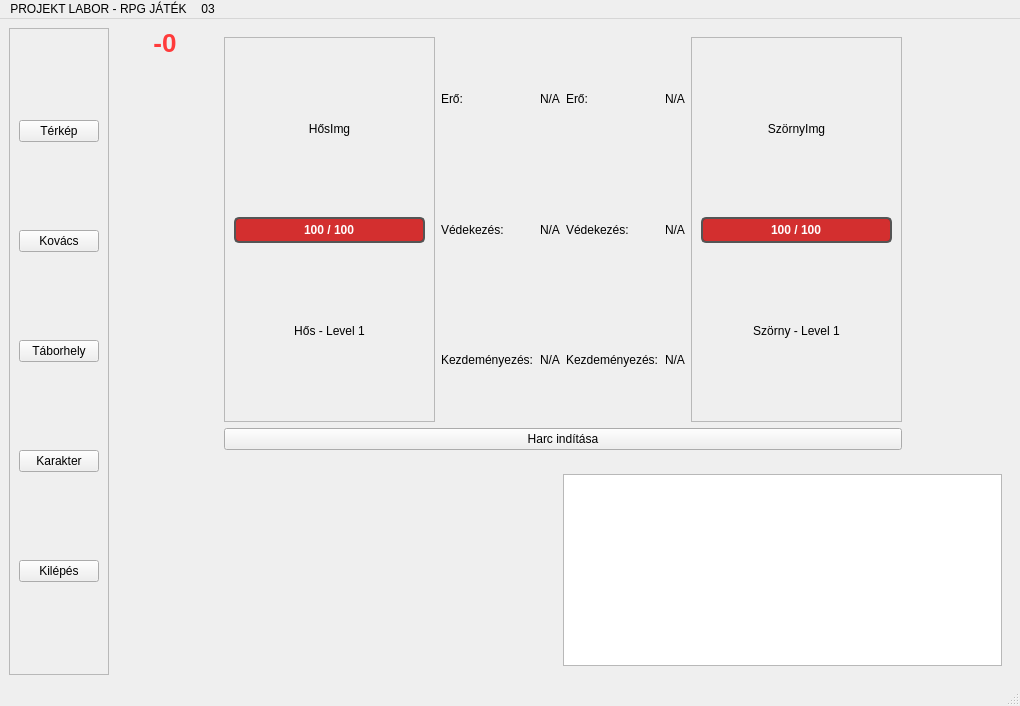
Qt form main/main_app/mainwindow.ui (maaszd/Projekt-Labor-03) before a commit.
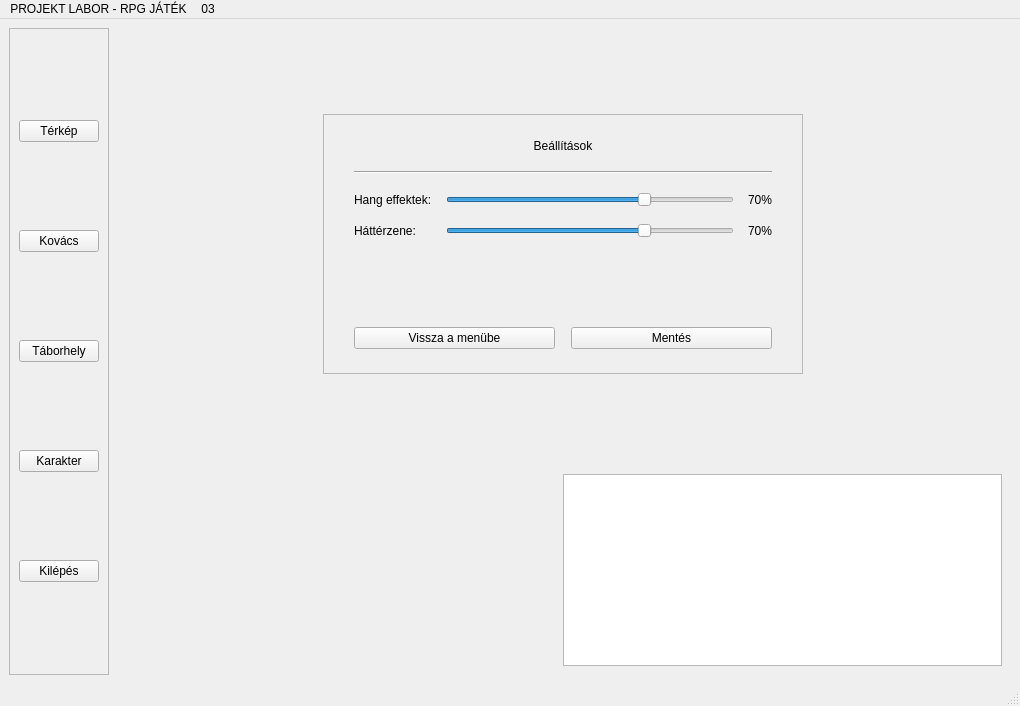
The same form after that commit.

```diff
--- a/main/main_app/mainwindow.ui
+++ b/main/main_app/mainwindow.ui
@@ -101,7 +101,7 @@
         <item>
          <widget class="QStackedWidget" name="stackedWidget">
           <property name="currentIndex">
-           <number>4</number>
+           <number>5</number>
           </property>
           <widget class="QWidget" name="page0_fomenu">
            <property name="sizePolicy">
@@ -1005,6 +1005,14 @@
             </item>
            </layout>
            <widget class="QLabel" name="sebzes_lbl">
+            <property name="geometry">
+             <rect>
+              <x>0</x>
+              <y>0</y>
+              <width>100</width>
+              <height>30</height>
+             </rect>
+            </property>
             <property name="styleSheet">
              <string notr="true">color: #ff3b3b; font-size: 26px; font-weight: bold; background: transparent; border: none;</string>
             </property>
@@ -1016,6 +1024,229 @@
             </property>
            </widget>
           </widget>
+          <widget class="QWidget" name="page6_beallitasok">
+           <layout class="QVBoxLayout" name="verticalLayout_beallitasok_kulso">
+            <item>
+             <spacer name="verticalSpacer_beallitasok_felso">
+              <property name="orientation">
+               <enum>Qt::Orientation::Vertical</enum>
+              </property>
+              <property name="sizeHint" stdset="0">
+               <size>
+                <width>20</width>
+                <height>40</height>
+               </size>
+              </property>
+             </spacer>
+            </item>
+            <item>
+             <layout class="QHBoxLayout" name="horizontalLayout_beallitasok_kozep">
+              <item>
+               <spacer name="horizontalSpacer_beallitasok_bal">
+                <property name="orientation">
+                 <enum>Qt::Orientation::Horizontal</enum>
+                </property>
+                <property name="sizeHint" stdset="0">
+                 <size>
+                  <width>40</width>
+                  <height>20</height>
+                 </size>
+                </property>
+               </spacer>
+              </item>
+              <item>
+               <widget class="QFrame" name="frame_beallitasok">
+                <property name="minimumSize">
+                 <size>
+                  <width>480</width>
+                  <height>260</height>
+                 </size>
+                </property>
+                <property name="maximumSize">
+                 <size>
+                  <width>560</width>
+                  <height>320</height>
+                 </size>
+                </property>
+                <property name="frameShape">
+                 <enum>QFrame::Shape::StyledPanel</enum>
+                </property>
+                <property name="frameShadow">
+                 <enum>QFrame::Shadow::Raised</enum>
+                </property>
+                <layout class="QVBoxLayout" name="verticalLayout_beallitasok_belso">
+                 <property name="spacing">
+                  <number>18</number>
+                 </property>
+                 <property name="leftMargin">
+                  <number>30</number>
+                 </property>
+                 <property name="topMargin">
+                  <number>24</number>
+                 </property>
+                 <property name="rightMargin">
+                  <number>30</number>
+                 </property>
+                 <property name="bottomMargin">
+                  <number>24</number>
+                 </property>
+                 <item>
+                  <widget class="QLabel" name="lbl_beallitasok_cim">
+                   <property name="text">
+                    <string>Beállítások</string>
+                   </property>
+                   <property name="alignment">
+                    <set>Qt::AlignmentFlag::AlignCenter</set>
+                   </property>
+                  </widget>
+                 </item>
+                 <item>
+                  <widget class="QFrame" name="line_beallitasok_1">
+                   <property name="frameShape">
+                    <enum>QFrame::Shape::HLine</enum>
+                   </property>
+                   <property name="frameShadow">
+                    <enum>QFrame::Shadow::Sunken</enum>
+                   </property>
+                  </widget>
+                 </item>
+                 <item>
+                  <layout class="QGridLayout" name="gridLayout_hang">
+                   <property name="horizontalSpacing">
+                    <number>14</number>
+                   </property>
+                   <property name="verticalSpacing">
+                    <number>16</number>
+                   </property>
+                   <item row="0" column="0">
+                    <widget class="QLabel" name="lbl_hangeffektek">
+                     <property name="text">
+                      <string>Hang effektek:</string>
+                     </property>
+                    </widget>
+                   </item>
+                   <item row="0" column="1">
+                    <widget class="QSlider" name="slider_hangeffektek">
+                     <property name="maximum">
+                      <number>100</number>
+                     </property>
+                     <property name="value">
+                      <number>70</number>
+                     </property>
+                     <property name="orientation">
+                      <enum>Qt::Orientation::Horizontal</enum>
+                     </property>
+                    </widget>
+                   </item>
+                   <item row="0" column="2">
+                    <widget class="QLabel" name="lbl_hangeffektek_ertek">
+                     <property name="text">
+                      <string>70%</string>
+                     </property>
+                     <property name="alignment">
+                      <set>Qt::AlignmentFlag::AlignRight|Qt::AlignmentFlag::AlignTrailing|Qt::AlignmentFlag::AlignVCenter</set>
+                     </property>
+                    </widget>
+                   </item>
+                   <item row="1" column="0">
+                    <widget class="QLabel" name="lbl_hatterzene">
+                     <property name="text">
+                      <string>Háttérzene:</string>
+                     </property>
+                    </widget>
+                   </item>
+                   <item row="1" column="1">
+                    <widget class="QSlider" name="slider_hatterzene">
+                     <property name="maximum">
+                      <number>100</number>
+                     </property>
+                     <property name="value">
+                      <number>70</number>
+                     </property>
+                     <property name="orientation">
+                      <enum>Qt::Orientation::Horizontal</enum>
+                     </property>
+                    </widget>
+                   </item>
+                   <item row="1" column="2">
+                    <widget class="QLabel" name="lbl_hatterzene_ertek">
+                     <property name="text">
+                      <string>70%</string>
+                     </property>
+                     <property name="alignment">
+                      <set>Qt::AlignmentFlag::AlignRight|Qt::AlignmentFlag::AlignTrailing|Qt::AlignmentFlag::AlignVCenter</set>
+                     </property>
+                    </widget>
+                   </item>
+                  </layout>
+                 </item>
+                 <item>
+                  <spacer name="verticalSpacer_beallitasok_gombok">
+                   <property name="orientation">
+                    <enum>Qt::Orientation::Vertical</enum>
+                   </property>
+                   <property name="sizeHint" stdset="0">
+                    <size>
+                     <width>20</width>
+                     <height>10</height>
+                    </size>
+                   </property>
+                  </spacer>
+                 </item>
+                 <item>
+                  <layout class="QHBoxLayout" name="horizontalLayout_beallitasok_gombok">
+                   <property name="spacing">
+                    <number>16</number>
+                   </property>
+                   <item>
+                    <widget class="QPushButton" name="btn_beallitasok_vissza">
+                     <property name="text">
+                      <string>Vissza a menübe</string>
+                     </property>
+                    </widget>
+                   </item>
+                   <item>
+                    <widget class="QPushButton" name="btn_beallitasok_mentes">
+                     <property name="text">
+                      <string>Mentés</string>
+                     </property>
+                    </widget>
+                   </item>
+                  </layout>
+                 </item>
+                </layout>
+               </widget>
+              </item>
+              <item>
+               <spacer name="horizontalSpacer_beallitasok_jobb">
+                <property name="orientation">
+                 <enum>Qt::Orientation::Horizontal</enum>
+                </property>
+                <property name="sizeHint" stdset="0">
+                 <size>
+                  <width>40</width>
+                  <height>20</height>
+                 </size>
+                </property>
+               </spacer>
+              </item>
+             </layout>
+            </item>
+            <item>
+             <spacer name="verticalSpacer_beallitasok_also">
+              <property name="orientation">
+               <enum>Qt::Orientation::Vertical</enum>
+              </property>
+              <property name="sizeHint" stdset="0">
+               <size>
+                <width>20</width>
+                <height>40</height>
+               </size>
+              </property>
+             </spacer>
+            </item>
+           </layout>
+          </widget>
          </widget>
         </item>
         <item>
```
Left out of the diff: 4 changed lines with no effect on the pictures.
